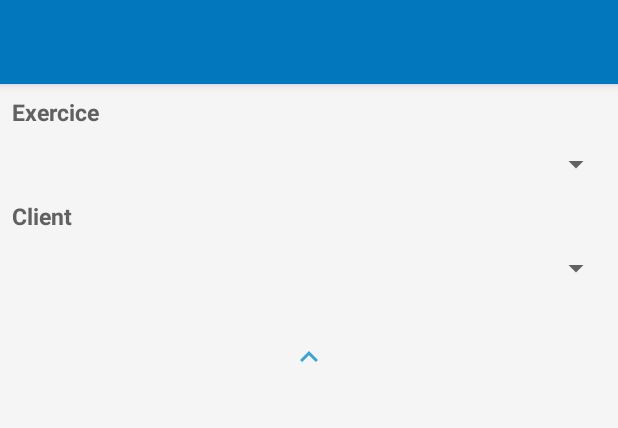
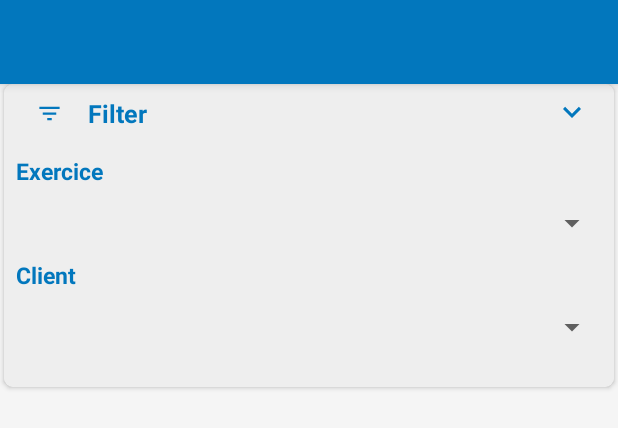
Before and after one commit to Hotix-Dev/MyECF, an Android app: the layout activity_statements.xml on its own in the app's theme, with its tools: preview values and no code run, on a phone screen of 412 x 824 dp. Shown: the top 428 px of the screen. Run offline under Robolectric (Android 15) with nearby library versions, the light colour scheme and no system bars.

Commit message:
Commit 2023_12_04 22:34

```diff
--- a/app/src/main/java/com/e2p/myecf/adapters/ClientSpinnerAdapter.java
+++ b/app/src/main/java/com/e2p/myecf/adapters/ClientSpinnerAdapter.java
@@ -46,7 +46,7 @@ public class ClientSpinnerAdapter extends BaseAdapter {
     public View getView(int i, View view, ViewGroup viewGroup) {
         view = inflter.inflate(R.layout.spinner_simple_row_item, null);
         AppCompatTextView names = (AppCompatTextView) view.findViewById(R.id.spinner_simple_row_tv);
-        names.setText(clients.get(i).getCode());
+        names.setText(clients.get(i).getRaison_social());
         return view;
     }
 }
--- a/app/src/main/java/com/e2p/myecf/models/Statement.java
+++ b/app/src/main/java/com/e2p/myecf/models/Statement.java
@@ -11,7 +11,7 @@ public class Statement {
     @SerializedName("grpCode")
     @Expose
     private String grpCode;
-    @SerializedName("grpCode")
+    @SerializedName("grpName")
     @Expose
     private String grpName;
     @SerializedName("Column1")
--- a/app/src/main/java/com/e2p/myecf/retrofit/RetrofitInterface.java
+++ b/app/src/main/java/com/e2p/myecf/retrofit/RetrofitInterface.java
@@ -24,7 +24,7 @@ public interface RetrofitInterface {
 
     //Get All Statements service call
     @GET
-    Call<ArrayList<Statement> > getAllStatementsQuery(@Url String URL,
+    Call<ArrayList<Statement>> getAllStatementsQuery(@Url String URL,
                                                       @Query("cabinetId") String cabinetId,
                                                       @Query("clientId") String clientId,
                                                       @Query("exerciceDebut") String exerciceDebut,
--- /dev/null
+++ b/app/src/main/res/drawable/ic_filter_list_32.xml
@@ -0,0 +1,5 @@
+<vector android:height="32dp" android:tint="#000000"
+    android:viewportHeight="24" android:viewportWidth="24"
+    android:width="32dp" xmlns:android="http://schemas.android.com/apk/res/android">
+    <path android:fillColor="@android:color/white" android:pathData="M10,18h4v-2h-4v2zM3,6v2h18L21,6L3,6zM6,13h12v-2L6,11v2z"/>
+</vector>
--- a/app/src/main/res/layout/activity_statements.xml
+++ b/app/src/main/res/layout/activity_statements.xml
@@ -18,30 +18,82 @@
 
     </com.google.android.material.appbar.AppBarLayout>
 
-    <androidx.appcompat.widget.LinearLayoutCompat
-        android:id="@+id/ll_statements_filter"
+    <androidx.cardview.widget.CardView
+        android:id="@+id/cv_statements_filter"
         android:layout_width="match_parent"
         android:layout_height="wrap_content"
         android:layout_below="@+id/appbar"
-        android:orientation="vertical">
+        android:layout_marginStart="@dimen/_2sdp"
+        android:layout_marginTop="0dp"
+        android:layout_marginEnd="@dimen/_2sdp"
+        android:layout_marginBottom="@dimen/_2sdp"
+        app:cardCornerRadius="@dimen/_5sdp">
+
+        <RelativeLayout
+            android:id="@+id/rl_statements_title_filter"
+            android:layout_width="match_parent"
+            android:layout_height="@dimen/_30sdp"
+            android:layout_gravity="top"
+            android:background="@color/grey_200">
+
+            <androidx.appcompat.widget.AppCompatImageView
+                android:id="@+id/iv_statements_filter"
+                android:layout_width="@dimen/_30sdp"
+                android:layout_height="@dimen/_30sdp"
+                android:layout_alignParentStart="true"
+                android:layout_centerInParent="true"
+                android:layout_marginStart="@dimen/_8sdp"
+                android:layout_marginTop="@dimen/_8sdp"
+                android:layout_marginEnd="@dimen/_8sdp"
+                android:layout_marginBottom="@dimen/_8sdp"
+                android:tint="@color/colorPrimaryDark"
+                app:srcCompat="@drawable/ic_filter_list_32" />
+
+            <androidx.appcompat.widget.AppCompatTextView
+                android:layout_width="match_parent"
+                android:layout_height="wrap_content"
+                android:layout_centerInParent="true"
+                android:layout_marginStart="@dimen/_80sdp"
+                android:layout_marginTop="@dimen/_6sdp"
+                android:layout_marginEnd="@dimen/_6sdp"
+                android:layout_marginBottom="@dimen/_6sdp"
+                android:gravity="start"
+                android:text="@string/text_filter"
+                android:textColor="@color/colorPrimaryDark"
+                android:textSize="@dimen/_13ssp"
+                android:textStyle="bold" />
+
+            <androidx.appcompat.widget.AppCompatImageButton
+                android:id="@+id/ibtn_collaps_filter"
+                android:layout_width="wrap_content"
+                android:layout_height="wrap_content"
+                android:layout_alignParentEnd="true"
+                android:layout_centerVertical="true"
+                android:layout_marginEnd="16dp"
+                android:background="?attr/selectableItemBackgroundBorderless"
+                android:tint="@color/colorPrimaryDark"
+                app:srcCompat="@drawable/ic_keyboard_arrow_down_black_24dp" />
+
+        </RelativeLayout>
 
         <RelativeLayout
             android:id="@+id/rl_statements_filter"
             android:layout_width="match_parent"
-            android:layout_height="@dimen/_130sdp"
-            android:background="@color/grey_100">
+            android:layout_height="@dimen/_125sdp"
+            android:layout_marginTop="@dimen/_30sdp"
+            android:background="@color/grey_200">
 
             <!-- Exercice -->
             <androidx.appcompat.widget.AppCompatTextView
                 android:id="@+id/tv_statement_filter_exercice"
                 android:layout_width="wrap_content"
                 android:layout_height="wrap_content"
+                android:layout_alignParentStart="true"
                 android:layout_marginStart="@dimen/_6sdp"
                 android:layout_marginTop="@dimen/_6sdp"
-                android:layout_alignParentStart="true"
                 android:layout_marginBottom="@dimen/_6sdp"
                 android:text="@string/text_exercice"
-                android:textColor="@color/colorSecondaryDark"
+                android:textColor="@color/colorPrimaryDark"
                 android:textSize="@dimen/_12ssp"
                 android:textStyle="bold" />
 
@@ -49,25 +101,25 @@
                 android:id="@+id/sp_statement_filter_exercice"
                 android:layout_width="match_parent"
                 android:layout_height="wrap_content"
+                android:layout_below="@+id/tv_statement_filter_exercice"
                 android:layout_alignParentStart="true"
-                android:layout_below="@+id/tv_statement_filter_exercice"
                 android:layout_margin="@dimen/_3sdp"
                 android:paddingStart="@dimen/_10sdp"
                 android:paddingEnd="@dimen/_10sdp"
-                android:spinnerMode="dropdown"/>
+                android:spinnerMode="dropdown" />
 
             <!-- Client -->
             <androidx.appcompat.widget.AppCompatTextView
                 android:id="@+id/tv_statement_filter_client"
                 android:layout_width="wrap_content"
                 android:layout_height="wrap_content"
+                android:layout_below="@+id/sp_statement_filter_exercice"
+                android:layout_alignParentStart="true"
                 android:layout_marginStart="@dimen/_6sdp"
                 android:layout_marginTop="@dimen/_6sdp"
-                android:layout_alignParentStart="true"
                 android:layout_marginBottom="@dimen/_6sdp"
-                android:layout_below="@+id/sp_statement_filter_exercice"
                 android:text="@string/text_client"
-                android:textColor="@color/colorSecondaryDark"
+                android:textColor="@color/colorPrimaryDark"
                 android:textSize="@dimen/_12ssp"
                 android:textStyle="bold" />
 
@@ -75,37 +127,23 @@
                 android:id="@+id/sp_statement_filter_client"
                 android:layout_width="match_parent"
                 android:layout_height="wrap_content"
+                android:layout_below="@+id/tv_statement_filter_client"
                 android:layout_alignParentStart="true"
-                android:layout_below="@+id/tv_statement_filter_client"
                 android:layout_margin="@dimen/_3sdp"
                 android:paddingStart="@dimen/_10sdp"
                 android:paddingEnd="@dimen/_10sdp"
-                android:spinnerMode="dropdown"/>
+                android:spinnerMode="dropdown" />
 
         </RelativeLayout>
 
-        <RelativeLayout
-            android:layout_width="match_parent"
-            android:layout_height="@dimen/_20sdp">
+    </androidx.cardview.widget.CardView>
 
-            <androidx.appcompat.widget.AppCompatImageButton
-                android:id="@+id/ibtn_collaps_filter"
-                android:layout_width="wrap_content"
-                android:layout_height="wrap_content"
-                android:layout_centerInParent="true"
-                android:background="?attr/selectableItemBackgroundBorderless"
-                android:tint="@color/colorPrimary"
-                app:srcCompat="@drawable/ic_keyboard_arrow_up_black_24dp" />
-
-        </RelativeLayout>
-
-    </androidx.appcompat.widget.LinearLayoutCompat>
 
     <RelativeLayout
         android:id="@+id/rl_statements_content"
         android:layout_width="match_parent"
         android:layout_height="match_parent"
-        android:layout_below="@+id/ll_statements_filter">
+        android:layout_below="@+id/cv_statements_filter">
 
         <!-- Progress View -->
         <include layout="@layout/include_loading_view" />
@@ -126,5 +164,4 @@
     </RelativeLayout>
 
 
-
 </RelativeLayout>
--- a/app/src/main/res/values/strings.xml
+++ b/app/src/main/res/values/strings.xml
@@ -27,4 +27,5 @@
     <string name="loading">Loading</string>
     <string name="no_item_to_show">No Items To Show</string>
     <string name="refresh">Refresh</string>
+    <string name="text_filter">Filter</string>
 </resources>
```
Also changed, not shown: app/src/main/java/com/e2p/myecf/activites/StatementsActivity.java (+14 -7 lines), app/src/main/java/com/e2p/myecf/models/Client.java (+46 -8 lines).
